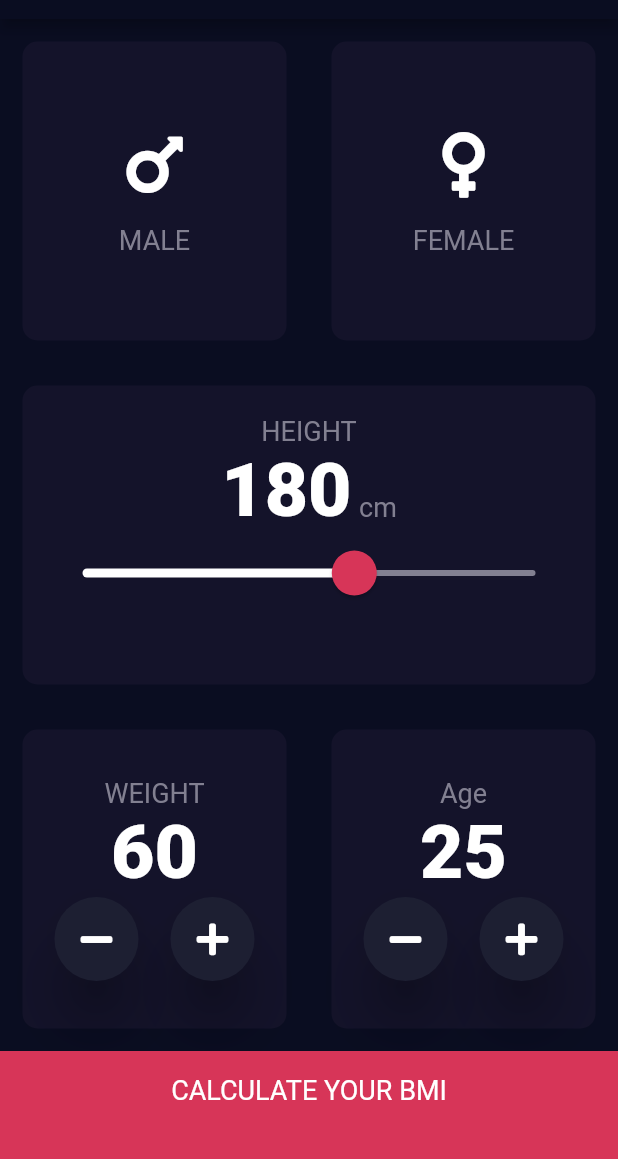
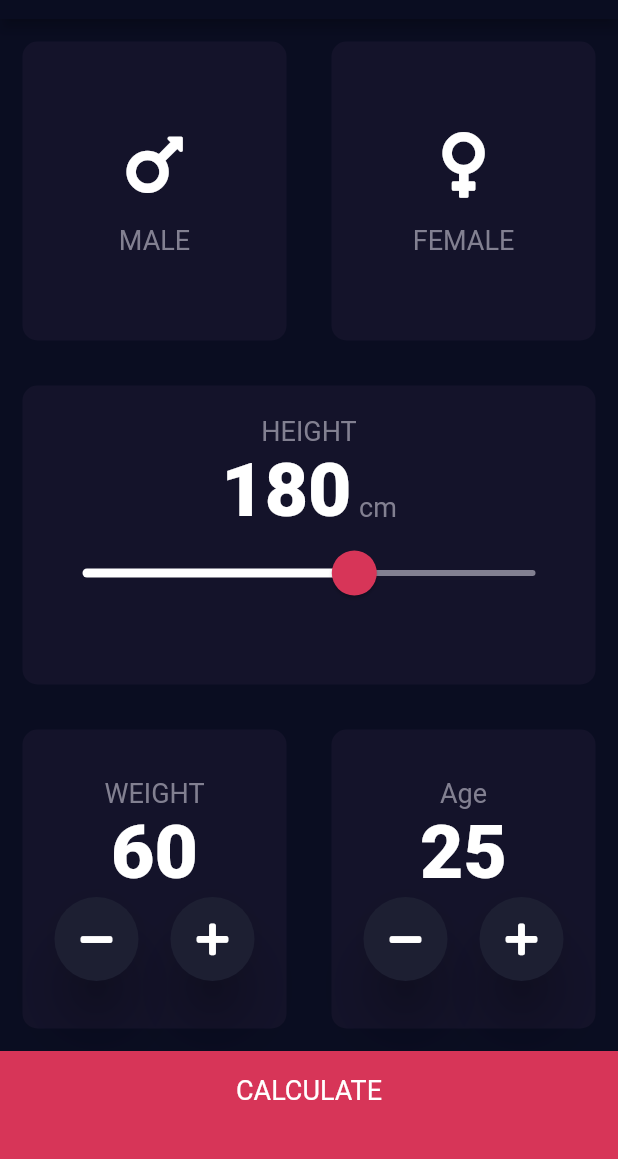
Before and after one commit to Dmirzoyan/bmi-calculator, a Flutter app: the screen it shows after launch, on a phone screen of 412 x 824 dp, the part 65-1224 px from its top. Run offline on Flutter 3.47's test engine with Material 2 defaults, Android fonts, the phone set to English and light mode, and no system bars; our stand-ins replace font_awesome_flutter.

```diff
--- a/lib/constants.dart
+++ b/lib/constants.dart
@@ -6,6 +6,8 @@ const kBackgroundColor = Color.fromRGBO(10, 13, 33, 1);
 const kLabelColor = Color.fromRGBO(130, 128, 145, 1);
 const kAccentColor = Color.fromRGBO(215, 53, 88, 1);
 const kAccentShadeColor = Color.fromRGBO(215, 53, 88, 0.16);
+
+const kBottomContainerHeight = 80.0;
 
 const kLabelTextStyle = TextStyle(
   fontSize: 18,
@@ -16,3 +18,8 @@ const kNumberTextStyle = TextStyle(
   fontSize: 50,
   fontWeight: FontWeight.w900,
 );
+
+const kLargeButtonTextStyle = TextStyle(
+  fontSize: 18,
+  color: Colors.white,
+);
--- a/lib/input_page.dart
+++ b/lib/input_page.dart
@@ -1,6 +1,7 @@
 import 'package:flutter/material.dart';
 import 'package:font_awesome_flutter/font_awesome_flutter.dart';
 import 'control_content.dart';
+import 'results_page.dart';
 import 'reusable_card.dart';
 import 'icon_content.dart';
 import 'constants.dart';
@@ -153,18 +154,23 @@ class _InputPageState extends State<InputPage> {
               ],
             ),
           ),
-          Container(
-            height: 80,
-            color: kAccentColor,
-            child: Center(
-              child: Padding(
-                padding: const EdgeInsets.only(bottom: 28),
+          GestureDetector(
+            onTap: () {
+              Navigator.push(
+                context,
+                MaterialPageRoute(
+                  builder: (context) => ResultsPage(),
+                ),
+              );
+            },
+            child: Container(
+              height: kBottomContainerHeight,
+              color: kAccentColor,
+              padding: const EdgeInsets.only(bottom: 28),
+              child: Center(
                 child: Text(
-                  'CALCULATE YOUR BMI',
-                  style: TextStyle(
-                    fontSize: 18,
-                    color: Colors.white,
-                  ),
+                  'CALCULATE',
+                  style: kLargeButtonTextStyle
                 ),
               ),
             ),
```
Also changed, not shown: lib/results_page.dart (added, +10 -0 lines).
